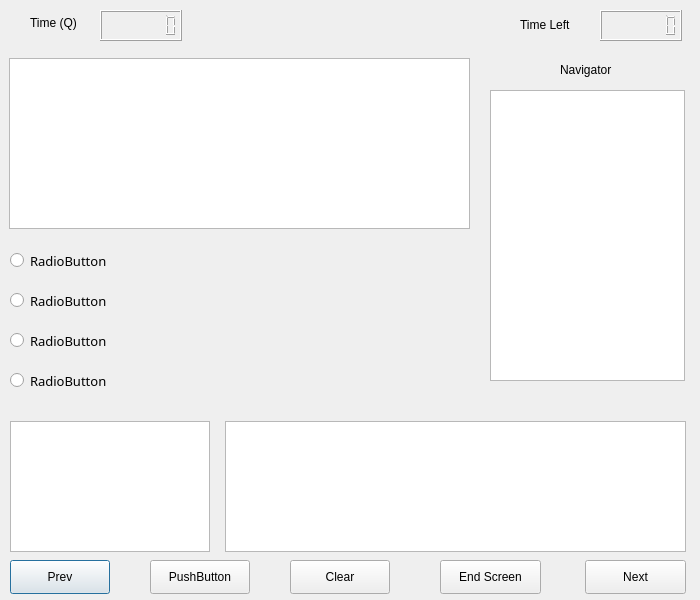
The window that QuestionFrame.ui (VGisHere/MCQ_Test_GUI) describes before a commit, drawn with Qt 5.
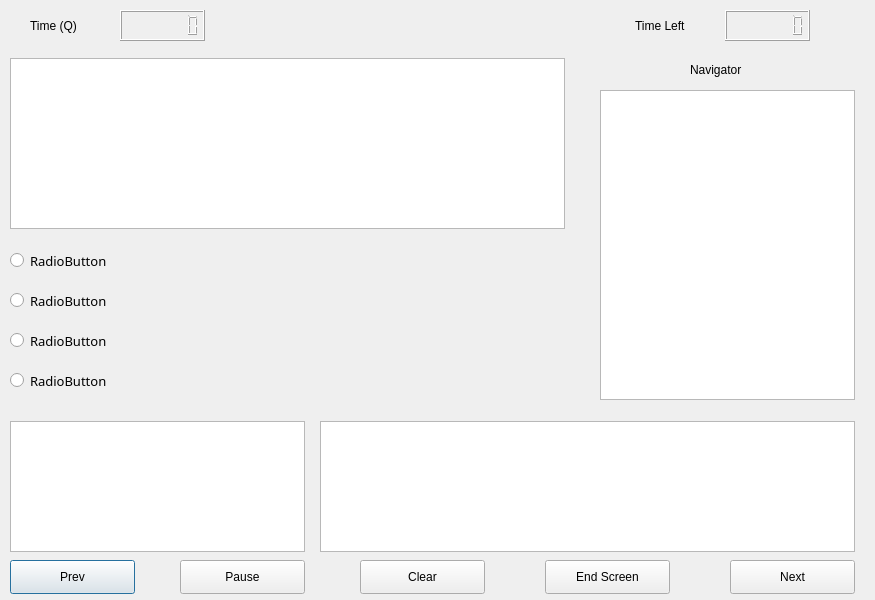
The same window after the commit.

Commit message: Enabled Comments, GUI updates

Patch:
```diff
--- a/QuestionFrame.ui
+++ b/QuestionFrame.ui
@@ -6,10 +6,16 @@
    <rect>
     <x>0</x>
     <y>0</y>
-    <width>700</width>
+    <width>875</width>
     <height>600</height>
    </rect>
   </property>
+  <property name="maximumSize">
+   <size>
+    <width>875</width>
+    <height>600</height>
+   </size>
+  </property>
   <property name="windowTitle">
    <string>Dialog</string>
   </property>
@@ -17,8 +23,8 @@
    <property name="geometry">
     <rect>
      <x>30</x>
-     <y>7</y>
-     <width>59</width>
+     <y>10</y>
+     <width>75</width>
      <height>31</height>
     </rect>
    </property>
@@ -29,9 +35,9 @@
   <widget class="QLCDNumber" name="lcdNumber_2">
    <property name="geometry">
     <rect>
-     <x>100</x>
+     <x>120</x>
      <y>10</y>
-     <width>82</width>
+     <width>85</width>
      <height>31</height>
     </rect>
    </property>
@@ -42,9 +48,9 @@
   <widget class="QLabel" name="label">
    <property name="geometry">
     <rect>
-     <x>520</x>
-     <y>9</y>
-     <width>71</width>
+     <x>635</x>
+     <y>10</y>
+     <width>75</width>
      <height>31</height>
     </rect>
    </property>
@@ -55,9 +61,9 @@
   <widget class="QLCDNumber" name="lcdNumber">
    <property name="geometry">
     <rect>
-     <x>600</x>
+     <x>725</x>
      <y>10</y>
-     <width>82</width>
+     <width>85</width>
      <height>31</height>
     </rect>
    </property>
@@ -68,17 +74,22 @@
   <widget class="QTextBrowser" name="textBrowser">
    <property name="geometry">
     <rect>
-     <x>9</x>
+     <x>10</x>
      <y>58</y>
-     <width>461</width>
+     <width>555</width>
      <height>171</height>
     </rect>
    </property>
+   <property name="font">
+    <font>
+     <pointsize>11</pointsize>
+    </font>
+   </property>
   </widget>
   <widget class="QLabel" name="label_3">
    <property name="geometry">
     <rect>
-     <x>560</x>
+     <x>690</x>
      <y>60</y>
      <width>71</width>
      <height>20</height>
@@ -91,10 +102,10 @@
   <widget class="QListWidget" name="listWidget">
    <property name="geometry">
     <rect>
-     <x>490</x>
+     <x>600</x>
      <y>90</y>
-     <width>195</width>
-     <height>291</height>
+     <width>255</width>
+     <height>310</height>
     </rect>
    </property>
    <property name="font">
@@ -112,7 +123,7 @@
     <rect>
      <x>10</x>
      <y>240</y>
-     <width>461</width>
+     <width>555</width>
      <height>41</height>
     </rect>
    </property>
@@ -136,7 +147,7 @@
     <rect>
      <x>10</x>
      <y>280</y>
-     <width>461</width>
+     <width>555</width>
      <height>41</height>
     </rect>
    </property>
@@ -161,7 +172,7 @@
     <rect>
      <x>10</x>
      <y>320</y>
-     <width>461</width>
+     <width>555</width>
      <height>41</height>
     </rect>
    </property>
@@ -185,7 +196,7 @@
     <rect>
      <x>10</x>
      <y>360</y>
-     <width>461</width>
+     <width>555</width>
      <height>41</height>
     </rect>
    </property>
@@ -209,7 +220,7 @@
     <rect>
      <x>10</x>
      <y>560</y>
-     <width>100</width>
+     <width>125</width>
      <height>34</height>
     </rect>
    </property>
@@ -220,9 +231,9 @@
   <widget class="QPushButton" name="pushButton_2">
    <property name="geometry">
     <rect>
-     <x>585</x>
+     <x>730</x>
      <y>560</y>
-     <width>101</width>
+     <width>125</width>
      <height>34</height>
     </rect>
    </property>
@@ -233,22 +244,22 @@
   <widget class="QPushButton" name="pushButton_3">
    <property name="geometry">
     <rect>
-     <x>150</x>
+     <x>180</x>
      <y>560</y>
-     <width>100</width>
+     <width>125</width>
      <height>34</height>
     </rect>
    </property>
    <property name="text">
-    <string>PushButton</string>
+    <string>Pause</string>
    </property>
   </widget>
   <widget class="QPushButton" name="pushButton_4">
    <property name="geometry">
     <rect>
-     <x>440</x>
+     <x>545</x>
      <y>560</y>
-     <width>101</width>
+     <width>125</width>
      <height>34</height>
     </rect>
    </property>
@@ -259,9 +270,9 @@
   <widget class="QPushButton" name="pushButton_5">
    <property name="geometry">
     <rect>
-     <x>290</x>
+     <x>360</x>
      <y>560</y>
-     <width>100</width>
+     <width>125</width>
      <height>34</height>
     </rect>
    </property>
@@ -272,19 +283,25 @@
   <widget class="QTextBrowser" name="textBrowser_3">
    <property name="geometry">
     <rect>
-     <x>225</x>
+     <x>320</x>
      <y>421</y>
-     <width>461</width>
+     <width>535</width>
      <height>131</height>
     </rect>
    </property>
+   <property name="font">
+    <font>
+     <family>Serif</family>
+     <pointsize>11</pointsize>
+    </font>
+   </property>
   </widget>
-  <widget class="QTextBrowser" name="textBrowser_2">
+  <widget class="QPlainTextEdit" name="plainTextEdit">
    <property name="geometry">
     <rect>
      <x>10</x>
      <y>421</y>
-     <width>200</width>
+     <width>295</width>
      <height>131</height>
     </rect>
    </property>
```
Left out of the diff: 2 changed lines with no effect on the pictures. The commit also changes 1 other file.
